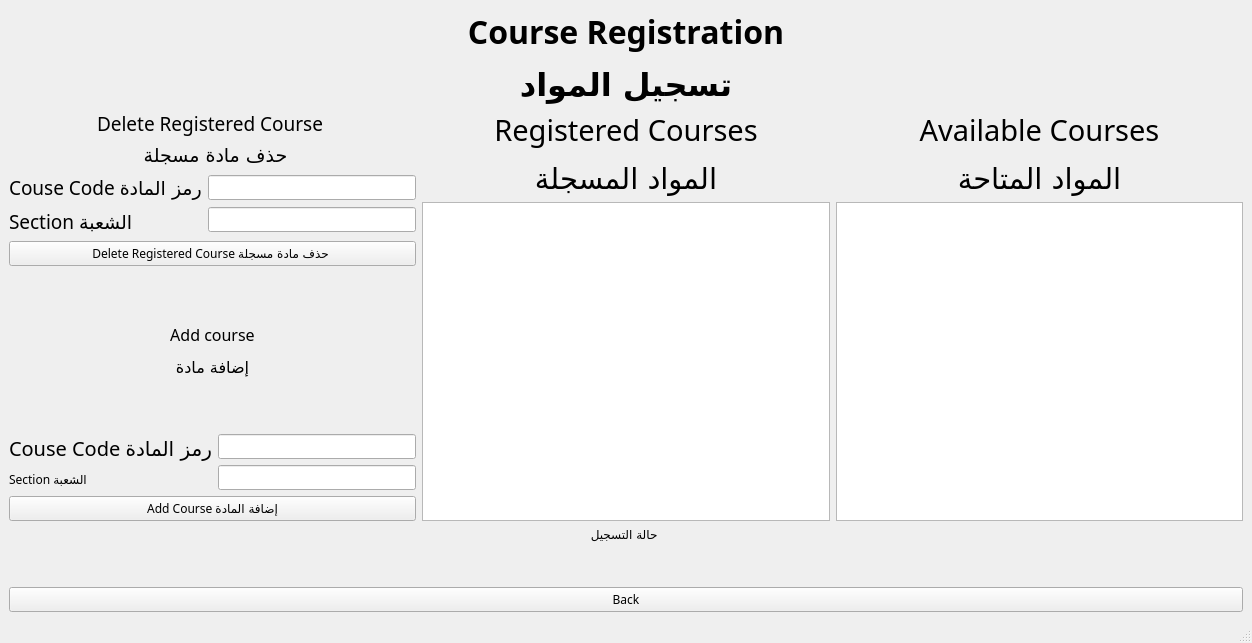
Before: the Qt Designer form GUI_Student Course Registration.ui in nwaaf20050-netizen/EE202_Course_Project, drawn with Qt 5.
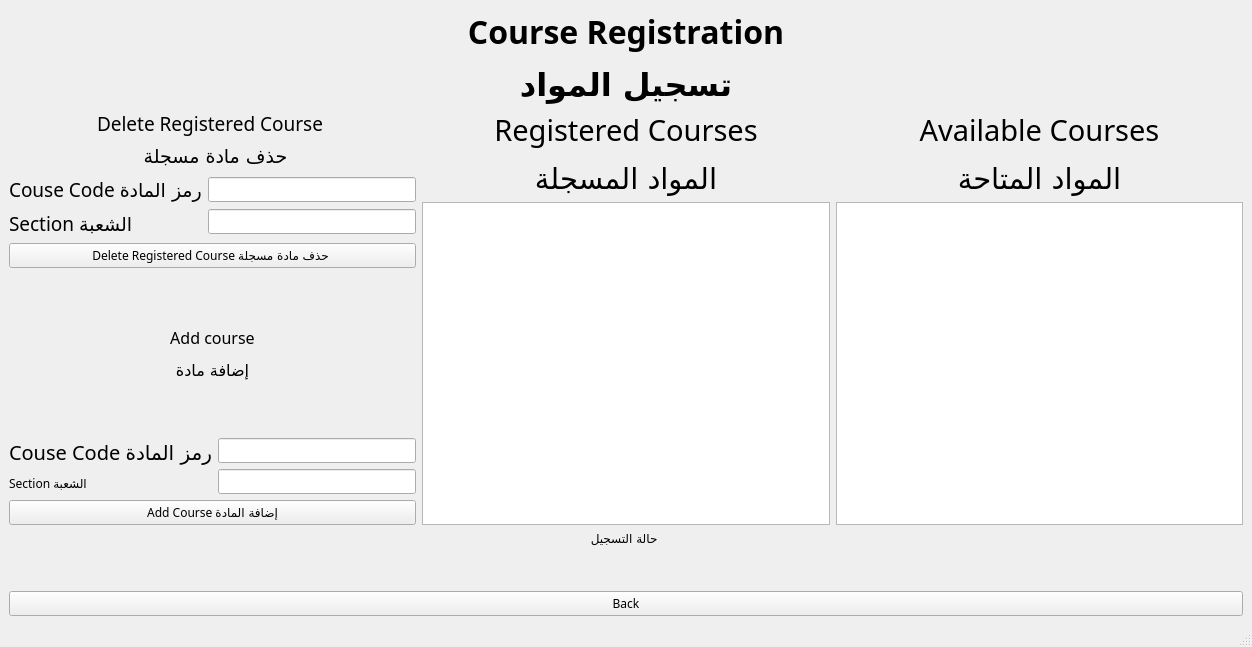
After: the same form once the commit is applied.

```diff
--- a/GUI_Student Course Registration.ui
+++ b/GUI_Student Course Registration.ui
@@ -7,7 +7,7 @@
     <x>0</x>
     <y>0</y>
     <width>1252</width>
-    <height>643</height>
+    <height>647</height>
    </rect>
   </property>
   <property name="font">
```
